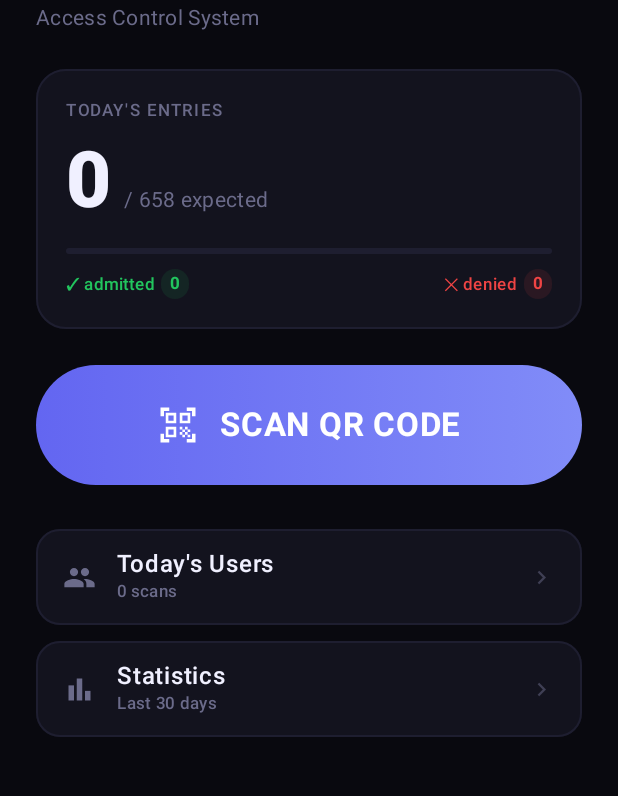
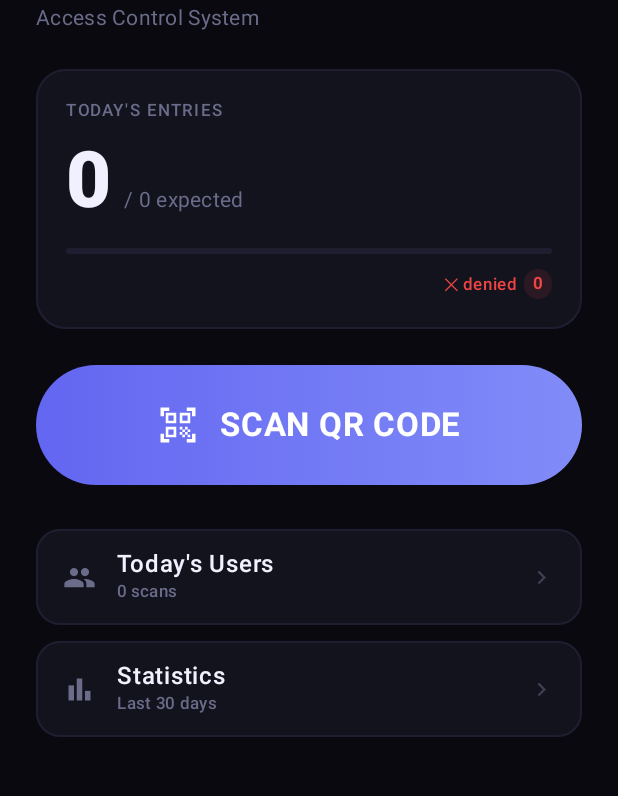
Before and after one commit to ofrancotango/CanteenApp, an Android app built with Jetpack Compose: the screen it shows after launch (MainActivity), on a phone screen of 412 x 824 dp, the part 204-1000 px from its top. Run offline under Robolectric (Android 15) with nearby library versions, the phone set to English and light mode, and no system bars; our stand-ins replace Firebase (no records; nobody signed in at launch, a user with empty details on screens opened directly), Room's generated code; network calls fail; 1 statement that could not run was skipped.

Commit message:
Separate admitted and denied users and update attendance calculations
Refactor `AccessRepository` to calculate expected attendance based on the average of the last two working days from database records, and update `MainActivity`, `HomeScreen`, and `TodayUsersScreen` to reflect separate lists for admitted and denied users and adjust scan count displays.

Replit-Commit-Author: Agent
Replit-Commit-Session-Id: 10d92672-57ee-404d-8048-a24e131379be
Replit-Commit-Checkpoint-Type: full_checkpoint
Replit-Commit-Event-Id: 7553b7c8-f5b9-4767-812c-e2e73349e24d
Replit-Helium-Checkpoint-Created: true

```diff
--- a/app/src/main/java/com/example/canteen/MainActivity.kt
+++ b/app/src/main/java/com/example/canteen/MainActivity.kt
@@ -121,13 +121,17 @@ fun AppNavigation(repository: AccessRepository, firebaseRepo: FirebaseSyncReposi
     }
 
     val scanStatus by repository.lastFetchStatus.collectAsState(initial = "Idle")
-    val currentScans by repository.todayTotalCount.collectAsState(initial = 0)
     val isAppEnabled by firebaseRepo.isAppEnabled.collectAsState()
     val cloudScans by firebaseRepo.todayCloudScans.collectAsState()
     val todayLocalScans by repository.todayScans.collectAsState(initial = emptyList())
     val todayAdmittedCount by repository.todayAdmittedCount.collectAsState(initial = 0)
     val todayDeniedCount by repository.todayDeniedCount.collectAsState(initial = 0)
     val coroutineScope = androidx.compose.runtime.rememberCoroutineScope()
+
+    var expectedAttendance by remember { mutableStateOf(0) }
+    LaunchedEffect(Unit) {
+        expectedAttendance = repository.getExpectedAttendance()
+    }
 
     // Firebase-synced rules
     val allowedCompanies by firebaseRepo.allowedCompanies.collectAsState()
@@ -245,10 +249,9 @@ fun AppNavigation(repository: AccessRepository, firebaseRepo: FirebaseSyncReposi
     when (currentScreen) {
         Screen.HOME -> {
             HomeScreen(
-                scansToday = currentScans,
+                scansToday = todayAdmittedCount,
                 scanStatus = "$scanStatus (Last Err: ${repository.lastError ?: "None"})",
-                expectedAttendance = repository.getExpectedAttendance(),
-                admittedCount = todayAdmittedCount,
+                expectedAttendance = expectedAttendance,
                 deniedCount = todayDeniedCount,
                 onScanClick = { currentScreen = Screen.SCANNER },
                 onStatsClick = { currentScreen = Screen.STATS },
@@ -299,7 +302,7 @@ fun AppNavigation(repository: AccessRepository, firebaseRepo: FirebaseSyncReposi
                     noteScanTargetTimestamp = null
                     currentScreen = Screen.HOME
                 },
-                scanCount = currentScans
+                scanCount = todayAdmittedCount
             )
         }
         Screen.RESULT -> {
--- a/app/src/main/java/com/example/canteen/data/AccessRepository.kt
+++ b/app/src/main/java/com/example/canteen/data/AccessRepository.kt
@@ -555,11 +555,35 @@ class AccessRepository(val context: Context) {
         return scanEventDao.getEventsByDateFlow(start, end)
     }
 
-    // Expected attendance = Count of Whitelisted Employees
-    fun getExpectedAttendance(): Int {
-        // Filter current whitelist by Allowed Companies
-        return whitelist.values.distinct().count { emp ->
-            ALLOWED_COMPANIES.any { it.equals(emp.company, ignoreCase = true) }
+    // Expected attendance = average admitted count over last 2 workdays (Mon-Fri), excluding Sat/Sun
+    suspend fun getExpectedAttendance(): Int = withContext(Dispatchers.IO) {
+        val cal = Calendar.getInstance()
+        val dayCounts = mutableListOf<Int>()
+        // Scan back up to 14 days to find 2 workdays
+        for (i in 1..14) {
+            cal.add(Calendar.DAY_OF_YEAR, -1)
+            val dow = cal.get(Calendar.DAY_OF_WEEK)
+            if (dow != Calendar.SATURDAY && dow != Calendar.SUNDAY) {
+                val start = cal.clone() as Calendar
+                start.set(Calendar.HOUR_OF_DAY, 0)
+                start.set(Calendar.MINUTE, 0)
+                start.set(Calendar.SECOND, 0)
+                start.set(Calendar.MILLISECOND, 0)
+                val end = start.clone() as Calendar
+                end.add(Calendar.DAY_OF_YEAR, 1)
+                val events = scanEventDao.getEventsByDate(start.timeInMillis, end.timeInMillis)
+                val admitted = events.count { it.result == "SUCCESS" || it.result == "BONUS" }
+                dayCounts.add(admitted)
+                if (dayCounts.size >= 2) break
+            }
+        }
+        if (dayCounts.isEmpty()) {
+            // Fallback: count whitelist employees from allowed companies
+            whitelist.values.distinct().count { emp ->
+                ALLOWED_COMPANIES.any { it.equals(emp.company, ignoreCase = true) }
+            }
+        } else {
+            dayCounts.sum() / dayCounts.size
         }
     }
 
--- a/app/src/main/java/com/example/canteen/ui/HomeScreen.kt
+++ b/app/src/main/java/com/example/canteen/ui/HomeScreen.kt
@@ -68,7 +68,6 @@ fun HomeScreen(
     scansToday: Int,
     scanStatus: String,
     expectedAttendance: Int,
-    admittedCount: Int,
     deniedCount: Int,
     onScanClick: () -> Unit,
     onStatsClick: () -> Unit,
@@ -203,20 +202,8 @@ fun HomeScreen(
                 Spacer(modifier = Modifier.height(10.dp))
                 Row(
                     modifier = Modifier.fillMaxWidth(),
-                    horizontalArrangement = Arrangement.SpaceBetween
+                    horizontalArrangement = Arrangement.End
                 ) {
-                    Row(verticalAlignment = Alignment.CenterVertically) {
-                        Text(text = "\u2713 admitted", style = MaterialTheme.typography.labelSmall, color = SuccessGreen)
-                        Spacer(modifier = Modifier.width(4.dp))
-                        Box(
-                            modifier = Modifier
-                                .clip(RoundedCornerShape(999.dp))
-                                .background(SuccessGreen.copy(alpha = 0.1f))
-                                .padding(horizontal = 6.dp, vertical = 2.dp)
-                        ) {
-                            Text(text = "$admittedCount", style = MaterialTheme.typography.labelSmall, color = SuccessGreen, fontWeight = FontWeight.Bold)
-                        }
-                    }
                     Row(verticalAlignment = Alignment.CenterVertically) {
                         Text(text = "\u2715 denied", style = MaterialTheme.typography.labelSmall, color = ErrorRed)
                         Spacer(modifier = Modifier.width(4.dp))
```
Also changed, not shown: app/src/main/java/com/example/canteen/ui/TodayUsersScreen.kt (+29 -22 lines).
